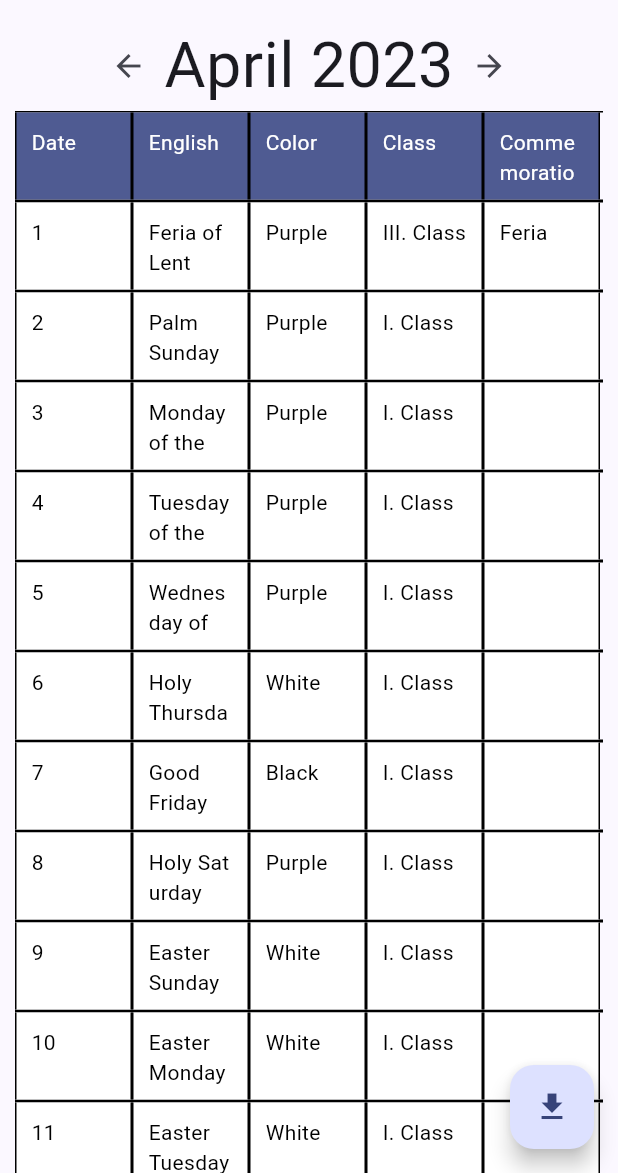
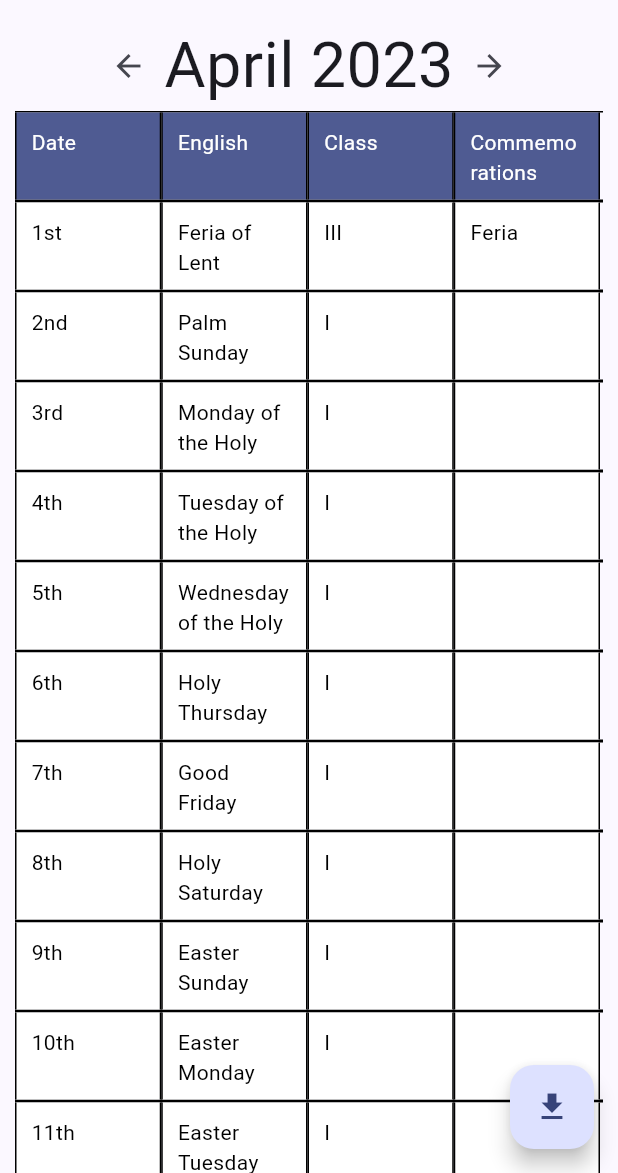
Before and after one commit to T0PC4T/organizer, a Flutter app: the CalendarScreen screen opened directly, after a tap on the "download" icon, on a phone screen of 412 x 824 dp, the part 63-1236 px from its top. Run offline on Flutter 3.47's test engine with Material 2 defaults, Android fonts, the light colour scheme and no system bars; our stand-ins replace cloud_firestore, firebase_auth, firebase_core, pdf, printing; missing offline and left inert: dart:html; accounts and stored records are empty; statements that could not run were skipped.

Commit message:
made some UI changes to the calendar

```diff
--- a/lib/src/screens/calendar.dart
+++ b/lib/src/screens/calendar.dart
@@ -43,7 +43,6 @@ class CalendarScreenState extends State<CalendarScreen> {
     final keys = [
       "date",
       "englishName",
-      "color",
       "class",
       "commemorations",
     ];
@@ -103,10 +102,10 @@ class CalendarScreenState extends State<CalendarScreen> {
       ),
       floatingActionButton: FloatingActionButton(
         onPressed: () {
-          final csv = data
-              ?.map((e) => e.map((e) => e.replaceAll(",", "&#44;")).join(","))
-              .join("\r\n");
-          download("output.csv", csv);
+          String csv =
+              "Date,Feast,Class,Commemoration\r\n${data?.map((e) => e.map((e) => e.replaceAll(",", "&comma;")).join(",")).join("\r\n")}";
+
+          download("LiturgicalCalendar${monthNames[month]}$year.csv", csv);
         },
         child: const Icon(Icons.download),
       ),
@@ -133,7 +132,7 @@ class CalendarScreenState extends State<CalendarScreen> {
             ],
           ),
           const RowWidget(
-            items: ["Date", "English", "Color", "Class", "Commemorations"],
+            items: ["Date", "English", "Class", "Commemorations"],
             editable: false,
           ),
           for (var datum in data!)
--- a/lib/src/services/liturgical_calendar/calendar.dart
+++ b/lib/src/services/liturgical_calendar/calendar.dart
@@ -72,15 +72,29 @@ class Calendar {
     return days.firstWhere((element) => element.getDateFormat() == date);
   }
 
+  String getOrdinalSuffix(i) {
+    var j = i % 10, k = i % 100;
+    if (j == 1 && k != 11) {
+      return "${i}st";
+    }
+    if (j == 2 && k != 12) {
+      return "${i}nd";
+    }
+    if (j == 3 && k != 13) {
+      return "${i}rd";
+    }
+    return "${i}th";
+  }
+
   Iterable<Map<String, String>> getMonthIterable(int month) sync* {
     for (var element in days.where((day) => day.date.month == month)) {
       final jsonData = element.formatJSON().values.first;
       yield <String, String>{
-        "date": element.date.day.toString(),
+        "date": getOrdinalSuffix(element.date.day),
         "latinName": jsonData["latinName"],
         "englishName": jsonData["englishName"],
         "color": jsonData["color"],
-        "class": jsonData["class"],
+        "class": (jsonData["class"] as String).replaceAll(". Class", ""),
         "commemorations": ((jsonData["commemorations"] as List?) ?? [])
             .map((e) => e["englishName"])
             .join("<br>")
```
